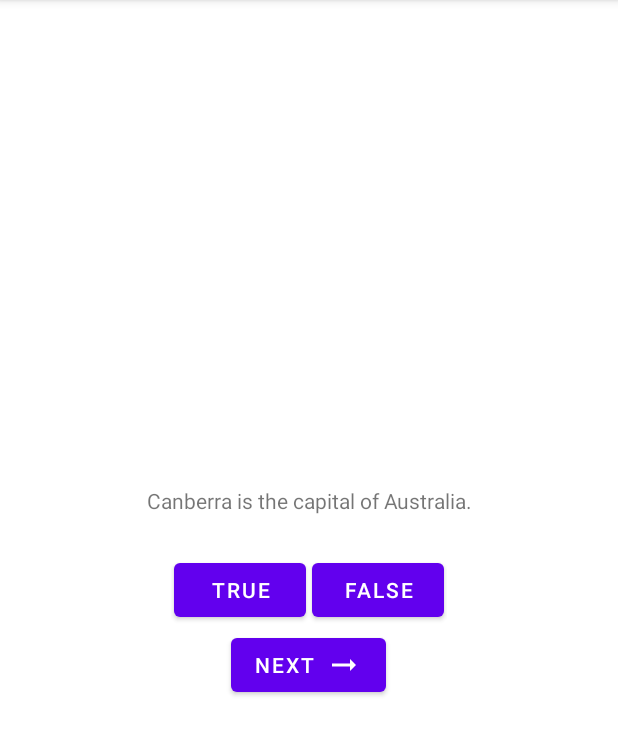
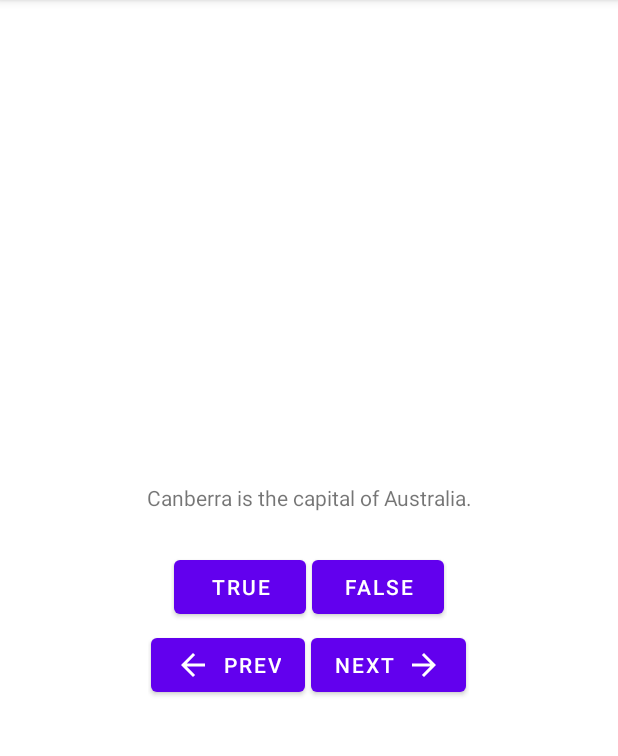
Before and after one commit to SergeyNacc/GeoQuiz, an Android app: the screen it shows after launch (MainActivity), on a phone screen of 412 x 824 dp, the part 84-840 px from its top. Run offline under Robolectric (Android 15) with nearby library versions, the phone set to English and light mode, and no system bars.

Commit message:
exercises. add prev button, listener for textView.

```diff
--- a/app/src/main/java/nacc/sergey/geoquiz/MainActivity.kt
+++ b/app/src/main/java/nacc/sergey/geoquiz/MainActivity.kt
@@ -12,6 +12,7 @@ class MainActivity : AppCompatActivity() {
     private lateinit var trueButton: Button
     private lateinit var falseButton: Button
     private lateinit var nextButton: Button
+    private lateinit var prevButton: Button
     private lateinit var questionTextView: TextView
 
     private val questionBank = listOf (
@@ -32,6 +33,7 @@ class MainActivity : AppCompatActivity() {
         trueButton = findViewById(R.id.true_button)
         falseButton = findViewById(R.id.false_button)
         nextButton = findViewById(R.id.next_button)
+        prevButton = findViewById(R.id.prev_button)
         questionTextView = findViewById(R.id.question_Text_view)
 
         trueButton.setOnClickListener { view: View ->
@@ -46,6 +48,22 @@ class MainActivity : AppCompatActivity() {
             currentIndex = (currentIndex + 1) % questionBank.size
             updateQuestion()
         }
+
+        questionTextView.setOnClickListener {
+            currentIndex = (currentIndex + 1) % questionBank.size
+            updateQuestion()
+        }
+
+        prevButton.setOnClickListener {
+
+            if (currentIndex <= 0) {
+                Toast.makeText(this, "!!!", Toast.LENGTH_SHORT).show()
+            } else {
+                currentIndex = (currentIndex - 1) % questionBank.size
+                updateQuestion()
+            }
+        }
+
 
         updateQuestion()
     }
--- /dev/null
+++ b/app/src/main/res/drawable/ic_baseline_arrow_back_24.xml
@@ -0,0 +1,5 @@
+<vector android:autoMirrored="true" android:height="24dp"
+    android:tint="#FFFFFF" android:viewportHeight="24"
+    android:viewportWidth="24" android:width="24dp" xmlns:android="http://schemas.android.com/apk/res/android">
+    <path android:fillColor="@android:color/white" android:pathData="M20,11H7.83l5.59,-5.59L12,4l-8,8 8,8 1.41,-1.41L7.83,13H20v-2z"/>
+</vector>
--- a/app/src/main/res/drawable/ic_baseline_arrow_right_alt_24.xml
+++ b/app/src/main/res/drawable/ic_baseline_arrow_forward_24.xml
@@ -1,5 +1,5 @@
 <vector android:autoMirrored="true" android:height="24dp"
     android:tint="#FFFFFF" android:viewportHeight="24"
     android:viewportWidth="24" android:width="24dp" xmlns:android="http://schemas.android.com/apk/res/android">
-    <path android:fillColor="@android:color/white" android:pathData="M16.01,11H4v2h12.01v3L20,12l-3.99,-4z"/>
+    <path android:fillColor="@android:color/white" android:pathData="M12,4l-1.41,1.41L16.17,11H4v2h12.17l-5.58,5.59L12,20l8,-8z"/>
 </vector>
--- a/app/src/main/res/layout/activity_main.xml
+++ b/app/src/main/res/layout/activity_main.xml
@@ -35,13 +35,30 @@
 
     </LinearLayout>
 
-    <Button
-        android:id="@+id/next_button"
+    <LinearLayout
         android:layout_width="wrap_content"
         android:layout_height="wrap_content"
-        android:text="@string/next_button"
-        android:drawableEnd="@drawable/ic_baseline_arrow_right_alt_24"
-        android:drawablePadding="4dp"/>
+        android:orientation="horizontal">
+
+        <Button
+            android:id="@+id/prev_button"
+            android:layout_width="wrap_content"
+            android:layout_height="wrap_content"
+            android:text="@string/prev_button"
+            android:drawableLeft="@drawable/ic_baseline_arrow_back_24"
+            android:drawablePadding="4dp"
+            android:layout_margin="2dp"/>
+
+        <Button
+            android:id="@+id/next_button"
+            android:layout_width="wrap_content"
+            android:layout_height="wrap_content"
+            android:text="@string/next_button"
+            android:drawableEnd="@drawable/ic_baseline_arrow_forward_24"
+            android:drawablePadding="4dp"
+            android:layout_margin="2dp"/>
 
 
+    </LinearLayout>
+
 </LinearLayout>
--- a/app/src/main/res/values/strings.xml
+++ b/app/src/main/res/values/strings.xml
@@ -3,6 +3,7 @@
     <string name="true_button">True</string>
     <string name="false_button">False</string>
     <string name="next_button">Next</string>
+    <string name="prev_button">Prev</string>
     <string name="correct_toast">Correct!</string>
     <string name="incorrect_toast">Incorrect!</string>
 
```
